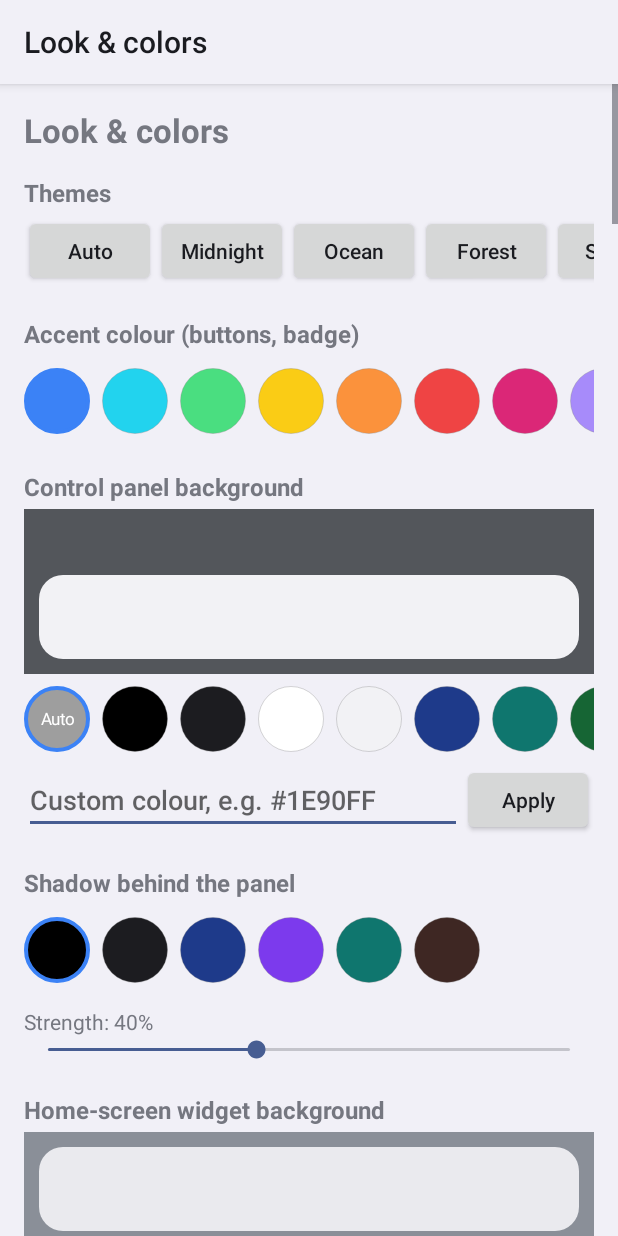
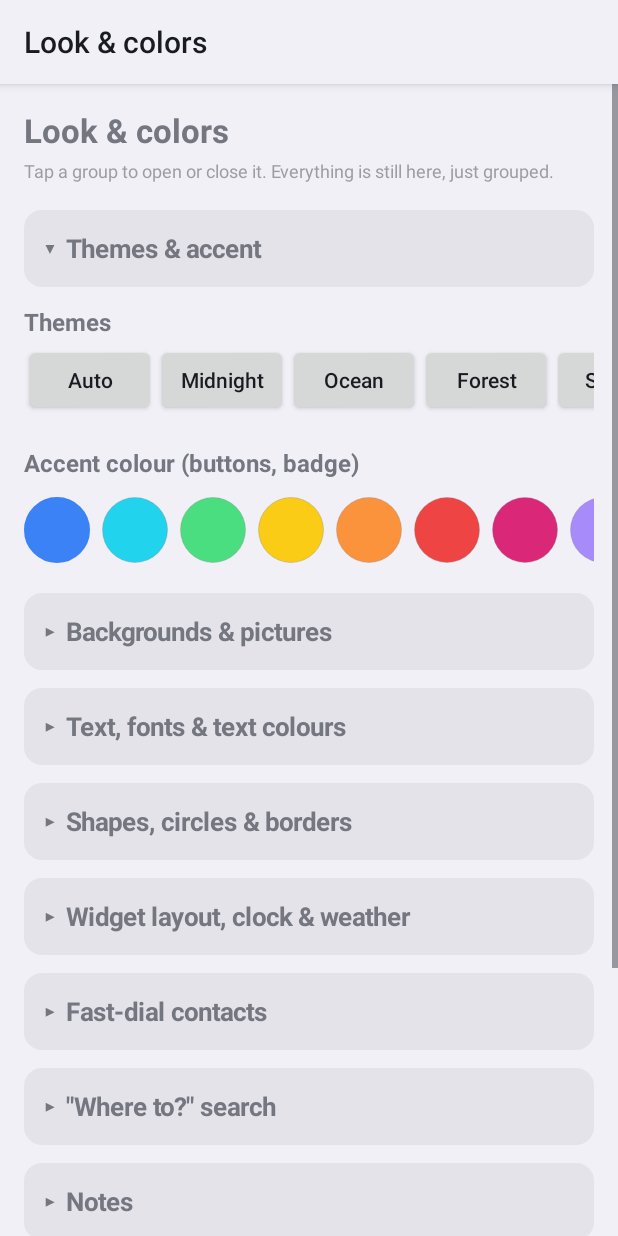
Before and after one commit to he0ro2244-sudo/Notification, an Android app: the SettingsActivity screen opened directly, with no data from a screen before it, on a phone screen of 412 x 824 dp. Run offline under Robolectric (Android 15) with nearby library versions, the phone set to English and light mode, and no system bars.

Commit message:
v0.9.13 grouped messages, icon colours, grouped settings

```diff
--- a/app/src/main/java/com/example/notiftiles/SettingsActivity.kt
+++ b/app/src/main/java/com/example/notiftiles/SettingsActivity.kt
@@ -109,9 +109,32 @@ class SettingsActivity : Activity() {
         setPadding(0, dp(topPad), 0, dp(4))
     }
 
+    private val openSections = mutableSetOf("Themes & accent")
+
+    private fun section(name: String, body: () -> Unit) {
+        val open = name in openSections
+        val h = TextView(this)
+        h.text = (if (open) "▾  " else "▸  ") + name
+        h.textSize = 17f
+        h.setTypeface(null, Typeface.BOLD)
+        h.setPadding(dp(14), dp(14), dp(14), dp(14))
+        h.background = rounded(0x1F808080, 12)
+        h.setOnClickListener {
+            if (open) openSections.remove(name) else openSections.add(name)
+            rebuild()
+        }
+        val lp = LinearLayout.LayoutParams(MATCH, WRAP)
+        lp.topMargin = dp(12)
+        col.addView(h, lp)
+        if (open) body()
+    }
+
     private fun build() {
         col.addView(title("Look & colors", 22f, 0))
 
+        col.addView(hint("Tap a group to open or close it. Everything is still here, just grouped."))
+
+        section("Themes & accent") {
         // ---- Themes
         col.addView(title("Themes", 16f, 12))
         col.addView(themeRow())
@@ -120,6 +143,9 @@ class SettingsActivity : Activity() {
         col.addView(title("Accent colour (buttons, badge)", 16f, 20))
         col.addView(swatchRow(accents, Prefs.accent(this)) { Prefs.setAccent(this, it); applyLook(); rebuild() })
 
+        }
+
+        section("Backgrounds & pictures") {
         // ---- Control panel background
         col.addView(title("Control panel background", 16f, 16))
         col.addView(panelPreview())
@@ -138,6 +164,19 @@ class SettingsActivity : Activity() {
         col.addView(customHex { Prefs.setWidgetBg(this, it); applyLook(); rebuild() })
         col.addView(seek("Opacity", Prefs.widgetAlpha(this)) { Prefs.setWidgetAlpha(this, it); updatePreviews() })
 
+        // ---- Background pictures
+        col.addView(title("Background pictures", 16f, 20))
+        col.addView(hint("Pick a photo from your gallery. Lower the strength to let the colour show through."))
+        col.addView(imageRow("Widget background", "widget"))
+        col.addView(imageRow("Fast-dial background", "dial"))
+        col.addView(title("Fast-dial strip colour (behind the circles)", 14f, 12))
+        col.addView(swatchRow(bgColors, Prefs.dialBg(this)) { Prefs.setDialBg(this, it); applyLook(); rebuild() })
+        col.addView(seekRange("Strip opacity", Prefs.dialBgAlpha(this), 0, 100, "%") { Prefs.setDialBgAlpha(this, it) })
+        col.addView(imageRow("Panel background", "panel"))
+
+        }
+
+        section("Text, fonts & text colours") {
         // ---- Fonts
         col.addView(title("Font", 16f, 20))
         col.addView(hint("Applies to the widget, the panel and the Where to? box."))
@@ -177,11 +216,9 @@ class SettingsActivity : Activity() {
             col.addView(hint("Panel: $label"))
             col.addView(swatchRow(textColors, Prefs.grpColor(this, g)) { Prefs.setGrpColor(this, g, it); applyLook(); rebuild() })
         }
-        col.addView(title("Circle colour (clock, weather, date, Where to?)", 14f, 12))
-        col.addView(swatchRow(bgColors, Prefs.circleColor(this)) { Prefs.setCircleColor(this, it); applyLook(); rebuild() })
-        col.addView(title("Fast-dial circle colour", 14f, 12))
-        col.addView(swatchRow(bgColors, Prefs.dialCircle(this)) { Prefs.setDialCircle(this, it); applyLook(); rebuild() })
+        }
 
+        section("Shapes, circles & borders") {
         // ---- Sizes and shape
         col.addView(title("Sizes & shape", 16f, 20))
         col.addView(choiceRow(listOf("0" to "Round", "1" to "Rounded square"), if (Prefs.squareShape(this)) "1" else "0", false) {
@@ -191,6 +228,64 @@ class SettingsActivity : Activity() {
         col.addView(seekRange("Fast-dial circles", Prefs.dialSize(this), 30, 64, " dp") { Prefs.setDialSize(this, it) })
         col.addView(toggleRaw("Names under fast-dial circles", Prefs.dialNames(this)) { Prefs.setDialNames(this, it); applyLook() })
 
+        col.addView(title("Circle colour (clock, weather, date, Where to?)", 14f, 12))
+        col.addView(swatchRow(bgColors, Prefs.circleColor(this)) { Prefs.setCircleColor(this, it); applyLook(); rebuild() })
+        col.addView(title("Fast-dial circle colour", 14f, 12))
+        col.addView(swatchRow(bgColors, Prefs.dialCircle(this)) { Prefs.setDialCircle(this, it); applyLook(); rebuild() })
+
+        // ---- Borders
+        col.addView(title("Borders", 16f, 20))
+        col.addView(hint("A line around the panel and the message tiles. Thickness 0 = no border."))
+        col.addView(seekRange("Thickness", Prefs.borderWidth(this), 0, 6, " dp") { Prefs.setBorderWidth(this, it) })
+        col.addView(hint("Colour (first one = automatic)"))
+        col.addView(swatchRow(borderColors, Prefs.borderColor(this)) { Prefs.setBorderColor(this, it); rebuild() })
+        col.addView(toggleRaw("Border around the panel", Prefs.borderPanel(this)) { Prefs.setBorderPanel(this, it) })
+        col.addView(toggleRaw("Border around message tiles", Prefs.borderTiles(this)) { Prefs.setBorderTiles(this, it) })
+
+        }
+
+        section("Widget layout, clock & weather") {
+        // ---- Arrange the widget
+        col.addView(title("Arrange the widget", 16f, 20))
+        col.addView(hint("Use ▲ ▼ to move the circles. Switch an item off to hide it."))
+        val labels = mapOf("clock" to "Clock", "weather" to "Weather", "date" to "Date")
+        val order = Prefs.order(this)
+        for ((i, key) in order.withIndex()) {
+            val row = LinearLayout(this)
+            row.orientation = LinearLayout.HORIZONTAL
+            row.gravity = Gravity.CENTER_VERTICAL
+            val sw = Switch(this)
+            sw.text = "${i + 1}.  ${labels[key]}"
+            sw.isChecked = Prefs.show(this, key)
+            sw.setOnCheckedChangeListener { _, v -> Prefs.setShow(this, key, v); applyLook() }
+            row.addView(sw, LinearLayout.LayoutParams(0, WRAP, 1f))
+            row.addView(moveButton("▲", i > 0) { swap(order, i, i - 1) })
+            row.addView(moveButton("▼", i < order.size - 1) { swap(order, i, i + 1) })
+            col.addView(row)
+        }
+        col.addView(toggle("Maps search box", "maps"))
+        col.addView(toggleRaw("Maps search box at the start (left)", Prefs.pillFirst(this)) { Prefs.setPillFirst(this, it); applyLook() })
+        col.addView(toggle("Fast-dial circles", "dial"))
+
+        // ---- Clock, date, weather
+        col.addView(title("Clock, date & weather", 16f, 20))
+        col.addView(hint("Clock"))
+        col.addView(choiceRow(listOf("0" to "Phone setting", "1" to "12-hour", "2" to "24-hour"), Prefs.clockFmt(this).toString(), false) {
+            Prefs.setClockFmt(this, it.toInt()); applyLook(); rebuild()
+        })
+        col.addView(hint("Date"))
+        col.addView(choiceRow(Prefs.DATE_FORMATS.mapIndexed { i, p -> i.toString() to p.second }, Prefs.dateFmt(this).toString(), false) {
+            Prefs.setDateFmt(this, it.toInt()); applyLook(); rebuild()
+        })
+        col.addView(hint("Weather city: ${Weather.city(this)}"))
+        col.addView(cityRow())
+        col.addView(choiceRow(listOf("c" to "°C", "f" to "°F"), Weather.unit(this), false) {
+            Weather.setUnit(this, it); applyLook(); rebuild()
+        })
+
+        }
+
+        section("Fast-dial contacts") {
         // ---- Fast dial contacts
         col.addView(title("Fast-dial contacts", 16f, 20))
         col.addView(toggleRaw("Ask before calling (Call / Change / Remove)", Prefs.dialAsk(this)) { Prefs.setDialAsk(this, it) })
@@ -226,63 +321,9 @@ class SettingsActivity : Activity() {
             col.addView(row)
         }
 
-        // ---- Borders
-        col.addView(title("Borders", 16f, 20))
-        col.addView(hint("A line around the panel and the message tiles. Thickness 0 = no border."))
-        col.addView(seekRange("Thickness", Prefs.borderWidth(this), 0, 6, " dp") { Prefs.setBorderWidth(this, it) })
-        col.addView(hint("Colour (first one = automatic)"))
-        col.addView(swatchRow(borderColors, Prefs.borderColor(this)) { Prefs.setBorderColor(this, it); rebuild() })
-        col.addView(toggleRaw("Border around the panel", Prefs.borderPanel(this)) { Prefs.setBorderPanel(this, it) })
-        col.addView(toggleRaw("Border around message tiles", Prefs.borderTiles(this)) { Prefs.setBorderTiles(this, it) })
+        }
 
-        // ---- Background pictures
-        col.addView(title("Background pictures", 16f, 20))
-        col.addView(hint("Pick a photo from your gallery. Lower the strength to let the colour show through."))
-        col.addView(imageRow("Widget background", "widget"))
-        col.addView(imageRow("Fast-dial background", "dial"))
-        col.addView(title("Fast-dial strip colour (behind the circles)", 14f, 12))
-        col.addView(swatchRow(bgColors, Prefs.dialBg(this)) { Prefs.setDialBg(this, it); applyLook(); rebuild() })
-        col.addView(seekRange("Strip opacity", Prefs.dialBgAlpha(this), 0, 100, "%") { Prefs.setDialBgAlpha(this, it) })
-        col.addView(imageRow("Panel background", "panel"))
-
-        // ---- Clock, date, weather
-        col.addView(title("Clock, date & weather", 16f, 20))
-        col.addView(hint("Clock"))
-        col.addView(choiceRow(listOf("0" to "Phone setting", "1" to "12-hour", "2" to "24-hour"), Prefs.clockFmt(this).toString(), false) {
-            Prefs.setClockFmt(this, it.toInt()); applyLook(); rebuild()
-        })
-        col.addView(hint("Date"))
-        col.addView(choiceRow(Prefs.DATE_FORMATS.mapIndexed { i, p -> i.toString() to p.second }, Prefs.dateFmt(this).toString(), false) {
-            Prefs.setDateFmt(this, it.toInt()); applyLook(); rebuild()
-        })
-        col.addView(hint("Weather city: ${Weather.city(this)}"))
-        col.addView(cityRow())
-        col.addView(choiceRow(listOf("c" to "°C", "f" to "°F"), Weather.unit(this), false) {
-            Weather.setUnit(this, it); applyLook(); rebuild()
-        })
-
-        // ---- Arrange the widget
-        col.addView(title("Arrange the widget", 16f, 20))
-        col.addView(hint("Use ▲ ▼ to move the circles. Switch an item off to hide it."))
-        val labels = mapOf("clock" to "Clock", "weather" to "Weather", "date" to "Date")
-        val order = Prefs.order(this)
-        for ((i, key) in order.withIndex()) {
-            val row = LinearLayout(this)
-            row.orientation = LinearLayout.HORIZONTAL
-            row.gravity = Gravity.CENTER_VERTICAL
-            val sw = Switch(this)
-            sw.text = "${i + 1}.  ${labels[key]}"
-            sw.isChecked = Prefs.show(this, key)
-            sw.setOnCheckedChangeListener { _, v -> Prefs.setShow(this, key, v); applyLook() }
-            row.addView(sw, LinearLayout.LayoutParams(0, WRAP, 1f))
-            row.addView(moveButton("▲", i > 0) { swap(order, i, i - 1) })
-            row.addView(moveButton("▼", i < order.size - 1) { swap(order, i, i + 1) })
-            col.addView(row)
-        }
-        col.addView(toggle("Maps search box", "maps"))
-        col.addView(toggleRaw("Maps search box at the start (left)", Prefs.pillFirst(this)) { Prefs.setPillFirst(this, it); applyLook() })
-        col.addView(toggle("Fast-dial circles", "dial"))
-
+        section("\"Where to?\" search") {
         // ---- "Where to?" search
         col.addView(title("\"Where to?\" search", 16f, 20))
         col.addView(hint("Travel mode used when you search"))
@@ -303,6 +344,9 @@ class SettingsActivity : Activity() {
         }
         col.addView(clr)
 
+        }
+
+        section("Notes") {
         // ---- Notes app
         col.addView(title("Notes", 16f, 20))
         col.addView(hint("Where \"+ Note\" saves what you type."))
@@ -322,6 +366,9 @@ class SettingsActivity : Activity() {
         other.setOnClickListener { Notes.pickDialog(this) { rebuild() } }
         col.addView(other)
 
+        }
+
+        section("Voice recorder") {
         // ---- Voice recorder (mic next to + Note)
         col.addView(title("Voice recorder", 16f, 20))
         col.addView(hint("The blue mic at the start of the widget header starts recording in this app."))
@@ -385,11 +432,16 @@ class SettingsActivity : Activity() {
         }
         col.addView(recCheck)
 
+        }
+
+        section("Counts") {
         // ---- Counts
         col.addView(title("Counts", 16f, 20))
         col.addView(toggleRaw("Count drops after I read a message here", Prefs.countRead(this)) { Prefs.setCountRead(this, it) })
         col.addView(toggleRaw("Count drops after I reply here", Prefs.countReply(this)) { Prefs.setCountReply(this, it) })
         col.addView(hint("A new message from the same chat counts again."))
+
+        }
 
         val reset = Button(this)
         reset.text = "Reset everything to automatic"
--- a/app/src/main/res/layout/widget_tile.xml
+++ b/app/src/main/res/layout/widget_tile.xml
@@ -49,6 +49,6 @@
         android:layout_width="match_parent"
         android:layout_height="wrap_content"
         android:ellipsize="end"
-        android:maxLines="3"
+        android:maxLines="8"
         android:textSize="12sp" />
 </LinearLayout>
```
Also changed, not shown: app/src/main/java/com/example/notiftiles/Feed.kt (+44 -0 lines), app/src/main/java/com/example/notiftiles/PanelActivity.kt (+6 -6 lines), app/src/main/java/com/example/notiftiles/Prefs.kt (+7 -1 lines), app/src/main/java/com/example/notiftiles/TilesWidget.kt (+5 -5 lines).
